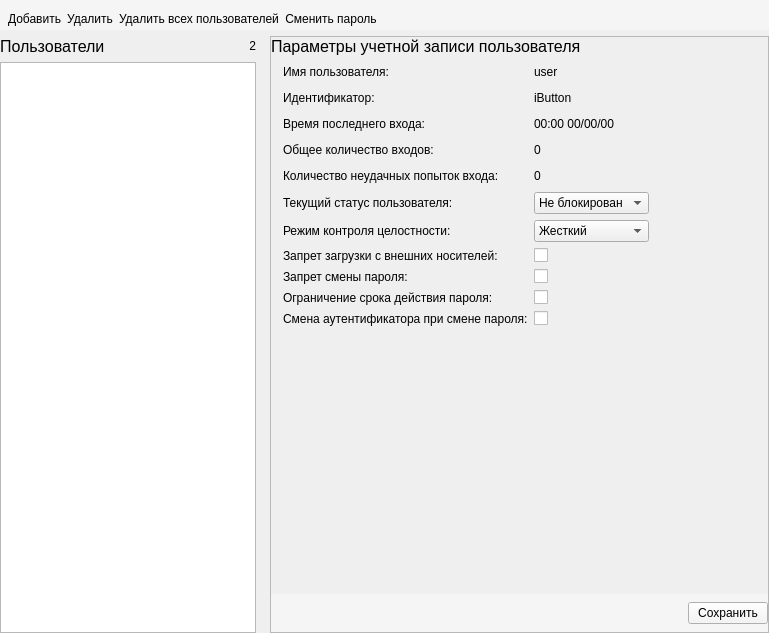
Qt form panels/UserListPanel.ui (m6v/sobol) before a commit.
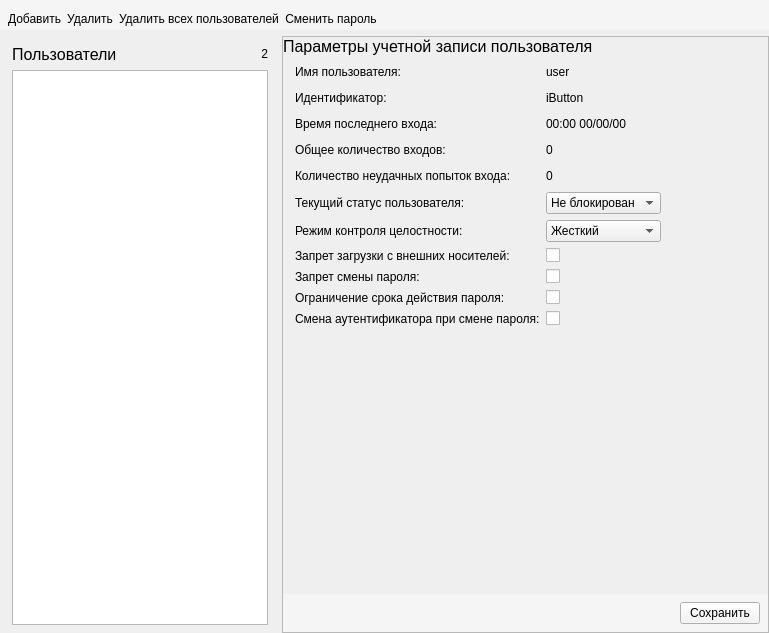
The same form after that commit. Icons and pictures are not drawn. Custom widgets are drawn as their Qt base class.

What changed in the file:
```diff
--- a/panels/UserListPanel.ui
+++ b/panels/UserListPanel.ui
@@ -120,9 +120,18 @@
     <layout class="QHBoxLayout" name="horizontalLayout_5">
      <item>
       <layout class="QVBoxLayout" name="verticalLayout">
+       <property name="leftMargin">
+        <number>12</number>
+       </property>
+       <property name="topMargin">
+        <number>8</number>
+       </property>
        <property name="rightMargin">
         <number>8</number>
        </property>
+       <property name="bottomMargin">
+        <number>8</number>
+       </property>
        <item>
         <layout class="QHBoxLayout" name="horizontalLayout_2">
          <item>
@@ -474,7 +483,7 @@
             <number>8</number>
            </property>
            <property name="rightMargin">
-            <number>0</number>
+            <number>8</number>
            </property>
            <property name="bottomMargin">
             <number>8</number>
```
